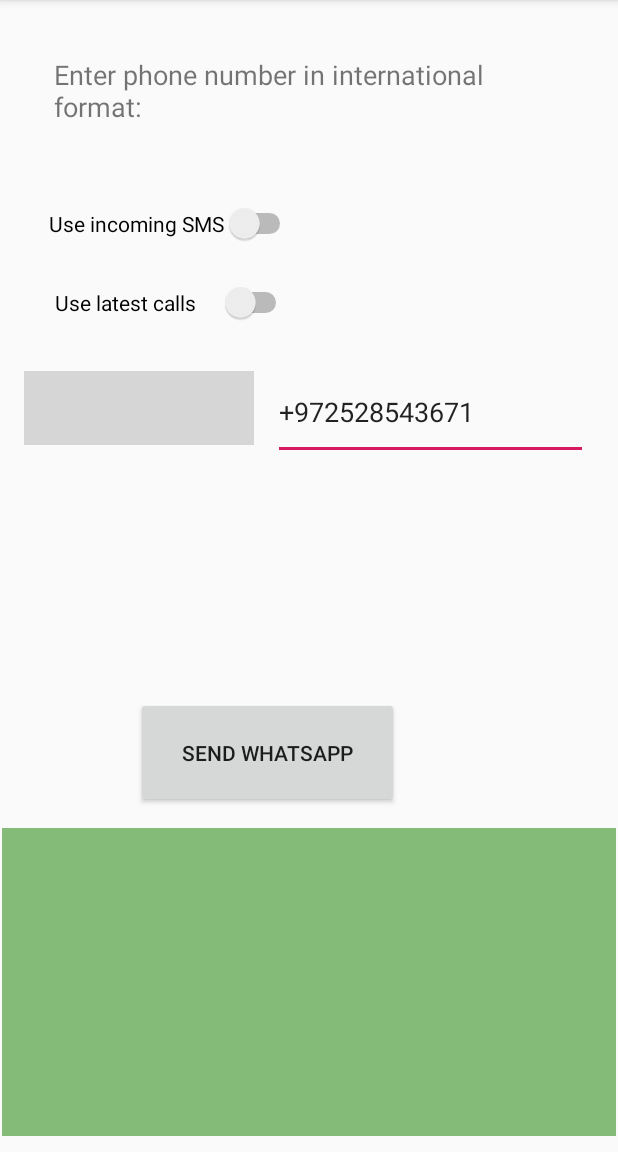
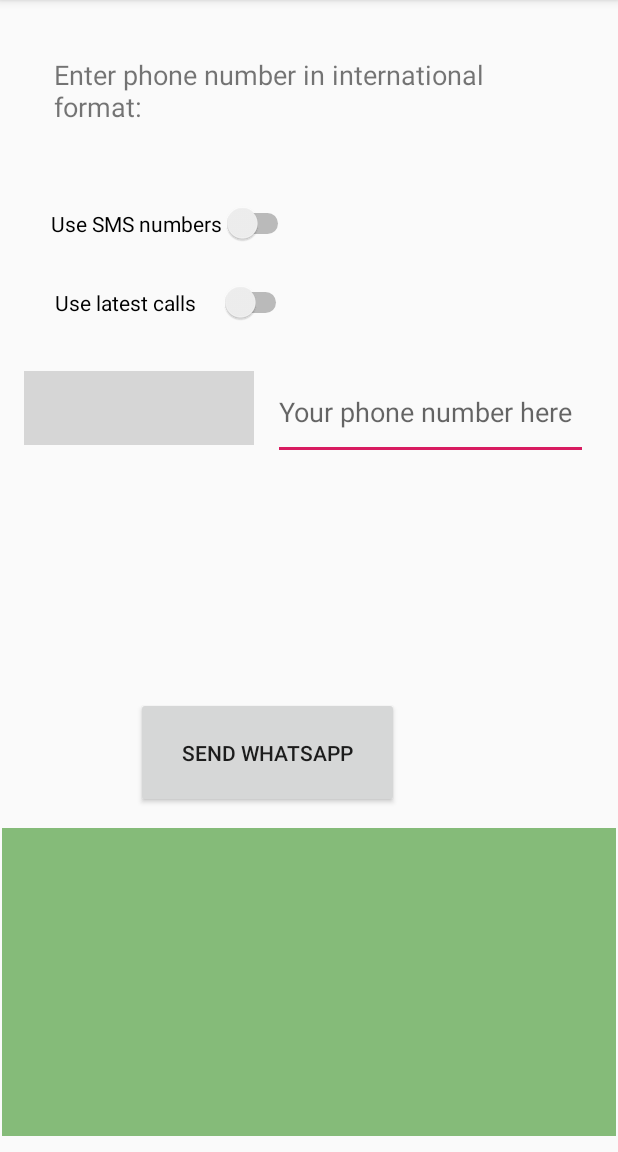
Before and after one commit to rhalevi/Anonymous-whatsapp, an Android app: the screen it shows after launch (MainActivity), on a phone screen of 412 x 824 dp, the part 84-1236 px from its top. Run offline under Robolectric (Android 15) with nearby library versions, the phone set to English and light mode, and no system bars; libraries missing offline, so code that uses them is left out: com.google.i18n.phonenumbers, com.hbb20; plain views replace CountryCodePicker; 4 statements that could not run were skipped; grey boxes are pictures that could not be loaded.

```diff
--- a/app/src/main/res/layout/content_main.xml
+++ b/app/src/main/res/layout/content_main.xml
@@ -32,12 +32,12 @@
         android:layout_marginTop="30dp"
         android:layout_marginEnd="218dp"
         android:layout_marginBottom="69dp"
-        android:text="Use incoming SMS"
+        android:text="Use SMS numbers"
         app:layout_constraintBottom_toTopOf="@+id/phoneNumberText"
         app:layout_constraintEnd_toEndOf="parent"
         app:layout_constraintStart_toStartOf="parent"
         app:layout_constraintTop_toBottomOf="@+id/textView"
-        tools:text="Use incoming SMS" />
+        tools:text="Use SMS numbers" />
 
     <Switch
         android:id="@+id/calls_switch"
@@ -89,9 +89,8 @@
         android:layout_marginEnd="20dp"
         android:layout_marginBottom="77dp"
         android:ems="10"
-        android:hint="phone number"
+        android:hint="Your phone number here"
         android:inputType="phone"
-        android:text="+972528543671"
         app:layout_constraintBottom_toTopOf="@+id/SendButton"
         app:layout_constraintEnd_toEndOf="parent"
         app:layout_constraintTop_toBottomOf="@+id/textView" />
```
